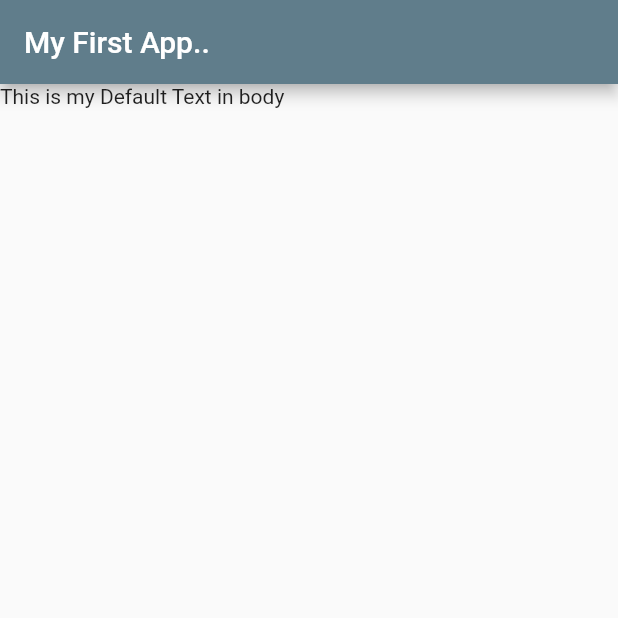
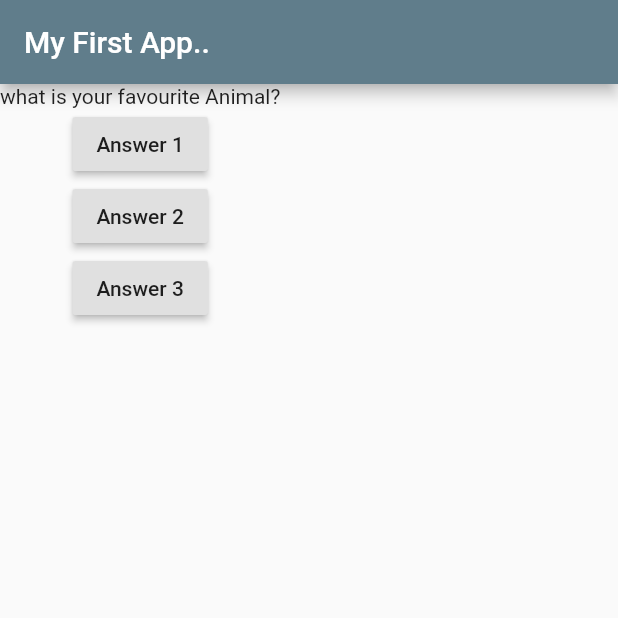
Before and after one commit to praveenbapuram/flutter-flutter_complete_guide, a Flutter app: the screen it shows after launch, on a phone screen of 412 x 824 dp, the top half of it. Run offline on Flutter 3.47's test engine with Material 2 defaults, Android fonts, the phone set to English and light mode, and no system bars.

```diff
--- a/lib/main.dart
+++ b/lib/main.dart
@@ -4,16 +4,57 @@ void main() {
   runApp(MyApp());
 }
 
-class MyApp extends StatelessWidget {
+class MyApp extends StatefulWidget{
+  @override
+  State<StatefulWidget> createState() {
+   return  MyAppState();
+  }
+
+}
+class MyAppState extends State<MyApp> {
+   var questionIndex=0;
+  void answerQuestion() {
+    setState((){
+      questionIndex=questionIndex+1;
+    });
+
+    print(questionIndex);
+  }
+
   @override
   Widget build(BuildContext context) {
+
+    var questions = [
+      'what is your favourite Animal?',
+      'what\'s your favourite color?',
+      'what\'s your favourite pet?',
+    ];
     // TODO: implement build
     return MaterialApp(
       home: Scaffold(
-        appBar: AppBar(backgroundColor: Colors.blueGrey,
+        appBar: AppBar(
+          backgroundColor: Colors.blueGrey,
           title: Text("My First App.."),
         ),
-        body: Text("This is my Default Text in body"),
+        body: Column(
+          children: [
+            Text(questions[questionIndex]),
+            RaisedButton(
+              child: Text("Answer 1"),
+              onPressed: answerQuestion,
+            ),
+            RaisedButton(
+              child: Text("Answer 2"),
+              onPressed: () => print('answer 2 chosen'),
+            ),
+            RaisedButton(
+              child: Text("Answer 3"),
+              onPressed: () {//Anonymous function
+                print('answer 3 chosen');
+              },
+            ),
+          ],
+        ),
       ),
     );
   }
```
